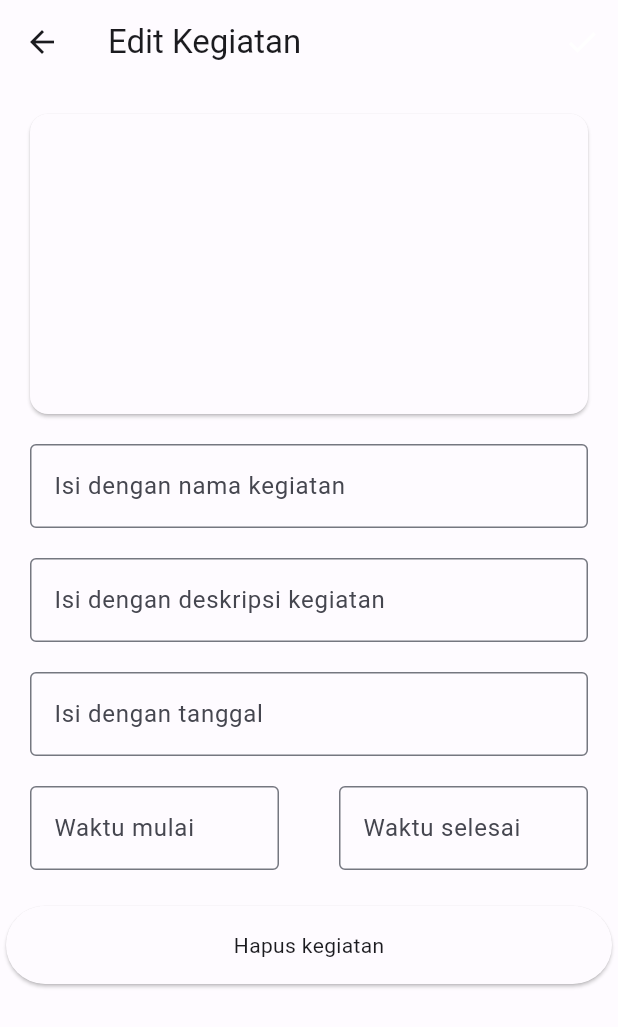
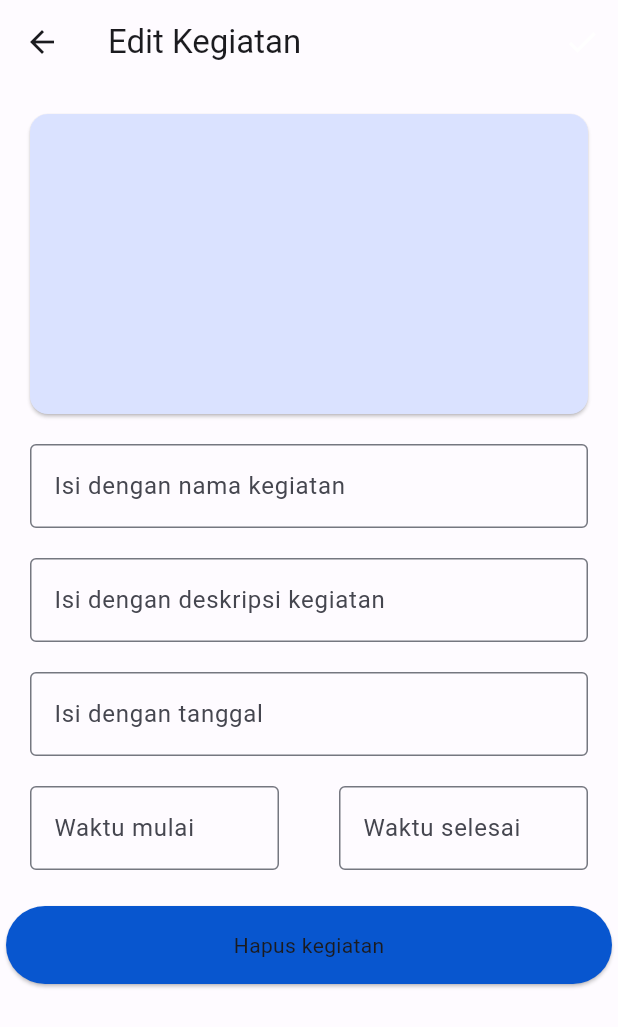
Before and after one commit to ramahartadi/Famizer, a Flutter app: the EventDetail screen opened directly with empty values, tab 2 chosen, after a tap on the "edit" icon, on a phone screen of 412 x 824 dp. Shown: the top 1027 px of the screen. Run offline on Flutter 3.47's test engine with Material 2 defaults, Android fonts, the light colour scheme and no system bars; drawn by our look-alikes of dynamic_color; our stand-ins replace firebase_core, flutter_svg, form_builder_validators, go_router, image_picker, nanoid; missing offline and left inert: about; accounts and stored records are empty.

Commit message:
style(event):add styling

```diff
--- a/package/events/lib/events.dart
+++ b/package/events/lib/events.dart
@@ -1,10 +1,10 @@
 library events;
 
 export 'pages/event_list.dart';
-export 'pages/event.dart';
+export 'model/event.dart';
 export 'pages/event_add.dart';
 export 'pages/event_detail.dart';
 export 'pages/event_edit.dart';
 export 'pages/list.dart';
-export 'pages/chat.dart';
+export 'model/chat.dart';
 export 'pages/chat_list.dart';
--- a/package/events/lib/pages/chat_list.dart
+++ b/package/events/lib/pages/chat_list.dart
@@ -1,4 +1,4 @@
-import 'package:events/pages/chat.dart';
+import 'package:events/model/chat.dart';
 
 List<ChatMessage> messages = [
     ChatMessage(messageContent: "Hi!", messageType: "sender"),
--- a/package/events/lib/pages/event_add.dart
+++ b/package/events/lib/pages/event_add.dart
@@ -1,7 +1,7 @@
 import 'package:events/pages/list.dart';
 import 'package:flutter/material.dart';
 import 'package:intl/intl.dart';
-import 'package:events/pages/event.dart';
+import 'package:events/model/event.dart';
 import 'package:image_picker/image_picker.dart';
 import 'dart:io';
 import 'package:nanoid/nanoid.dart';
@@ -43,7 +43,6 @@ class _EventAddState extends State<EventAdd> {
     dateController.text = "";
     timeStartController.text = "";
     timeEndController.text = "";
-
   }
 
   @override
--- a/package/events/lib/pages/event_detail.dart
+++ b/package/events/lib/pages/event_detail.dart
@@ -1,7 +1,8 @@
-import 'package:events/pages/chat.dart';
+import 'package:events/model/chat.dart';
 import 'package:flutter/material.dart';
 import "package:events/pages/event_edit.dart";
 import 'package:events/pages/chat_list.dart';
+import 'package:theme/theme.dart';
 
 class EventDetail extends StatefulWidget {
   final String id;
@@ -60,7 +61,7 @@ class _EventDetailState extends State<EventDetail> {
                 onPressed: () {
                   Navigator.of(context).push(MaterialPageRoute(
                       builder: (context) => EventEdit(
-                        id:widget.id,
+                            id:widget.id,
                             name: widget.name,
                             desciption: widget.desciption,
                             date: widget.date,
@@ -95,7 +96,7 @@ class _EventDetailState extends State<EventDetail> {
                   Row(
                     children: [
                       SizedBox(width: 10),
-                      Text(widget.name),
+                      Text(widget.name, style: context.headlineSmall),
                     ],
                   ),
                   const SizedBox(height: 10),
@@ -104,14 +105,15 @@ class _EventDetailState extends State<EventDetail> {
                       SizedBox(width: 5),
                       Icon(Icons.schedule),
                       SizedBox(width: 5),
-                      Text(widget.date),
+                      Text(widget.date,style: context.bodySmall?.copyWith(color: context.colors.onSurfaceVariant)),
                       SizedBox(width: 5),
-                      Text("${widget.timeStart} - ${widget.timeEnd}")
+                      Text("${widget.timeStart} - ${widget.timeEnd}",style: context.bodySmall?.copyWith(color: context.colors.onSurfaceVariant))
                     ],
                   ),
                   const SizedBox(height: 10),
                   Row(
-                    children: [SizedBox(width: 10), Text(widget.desciption)],
+                    children: [SizedBox(width: 10), Text(widget.desciption,
+                     style: context.bodyLarge?.copyWith(color: context.colors.onBackground))],
                   )
                 ],
               ),
@@ -121,12 +123,11 @@ class _EventDetailState extends State<EventDetail> {
                 ListView.builder(
                   itemCount: messages.length,
                   shrinkWrap: true,
-                  padding: EdgeInsets.only(top: 10, bottom: 10),
-                  physics: NeverScrollableScrollPhysics(),
+                  padding: const EdgeInsets.only(top: 10, bottom: 10),
                   itemBuilder: (context, index) {
                     return SingleChildScrollView(
                       child: Container(
-                        padding: EdgeInsets.only(
+                        padding: const EdgeInsets.only(
                             left: 14, right: 14, top: 10, bottom: 10),
                         child: Align(
                           alignment: (messages[index].messageType == "receiver"
@@ -135,14 +136,12 @@ class _EventDetailState extends State<EventDetail> {
                           child: Container(
                             decoration: BoxDecoration(
                               borderRadius: BorderRadius.circular(20),
-                              color: (messages[index].messageType == "receiver"
-                                  ? Colors.grey.shade200
-                                  : Colors.blue[200]),
+                              color: context.colors.surfaceVariant
                             ),
-                            padding: EdgeInsets.all(16),
+                            padding: const EdgeInsets.all(16),
                             child: Text(
                               messages[index].messageContent,
-                              style: TextStyle(fontSize: 15),
+                              style: context.bodyMedium?.copyWith(color:context.colors.onSurface),
                             ),
                           ),
                         ),
@@ -153,13 +152,13 @@ class _EventDetailState extends State<EventDetail> {
                 Align(
                   alignment: Alignment.bottomLeft,
                   child: Container(
-                    padding: EdgeInsets.only(left: 10, bottom: 10, top: 10),
+                    padding: const EdgeInsets.only(left: 10, bottom: 10, top: 10),
                     height: 60,
                     width: double.infinity,
                     color: Colors.white,
                     child: Row(
                       children: <Widget>[
-                        SizedBox(
+                        const SizedBox(
                           width: 15,
                         ),
                         Expanded(
@@ -167,11 +166,11 @@ class _EventDetailState extends State<EventDetail> {
                             controller: chat,
                             decoration: InputDecoration(
                                 hintText: "Write message...",
-                                hintStyle: TextStyle(color: Colors.black54),
+                                hintStyle: context.bodySmall?.copyWith(color: context.colors.onBackground),
                                 border: InputBorder.none),
                           ),
                         ),
-                        SizedBox(
+                        const SizedBox(
                           width: 15,
                         ),
                         FloatingActionButton(
@@ -184,13 +183,13 @@ class _EventDetailState extends State<EventDetail> {
                               clearText();
                             });
                           },
-                          child: Icon(
+                          backgroundColor: Colors.white,
+                          elevation: 0,
+                          child: const Icon(
                             Icons.send,
                             color: Colors.white,
                             size: 18,
                           ),
-                          backgroundColor: Colors.blue,
-                          elevation: 0,
                         ),
                       ],
                     ),
--- a/package/events/lib/pages/event_edit.dart
+++ b/package/events/lib/pages/event_edit.dart
@@ -1,8 +1,8 @@
 import 'package:events/pages/list.dart';
 import 'package:flutter/material.dart';
 import 'package:intl/intl.dart';
-import 'package:events/pages/event.dart';
-import 'package:events/pages/event_detail.dart';
+import 'package:events/model/event.dart';
+import 'package:theme/theme.dart';
 
 class EventEdit extends StatefulWidget {
   final String id;
@@ -45,6 +45,16 @@ class _EventEditState extends State<EventEdit> {
   }
 
   @override
+  void dispose() {
+    super.dispose();
+    nameController.dispose();
+    descriptionController.dispose();
+    dateController.dispose();
+    timeStartController.dispose();
+    timeEndController.dispose();
+  }
+
+  @override
   Widget build(BuildContext context) {
     return Scaffold(
         appBar: AppBar(
@@ -75,9 +85,10 @@ class _EventEditState extends State<EventEdit> {
           child: Column(
             children: [
               InkWell(
-                child: const Card(
-                    margin: EdgeInsets.all(20),
-                    child: SizedBox(
+                child: Card(
+                  color: context.colors.primaryContainer,
+                    margin: const EdgeInsets.all(20),
+                    child: const SizedBox(
                       height: 200,
                       width: double.infinity,
                       child: Center(
@@ -214,10 +225,11 @@ class _EventEditState extends State<EventEdit> {
                     Navigator.pop(context);
                     Navigator.pop(context);
                   },
-                  child: const Card(
-                    shape: RoundedRectangleBorder(
+                  child: Card(
+                    color: context.colors.primary,
+                    shape: const RoundedRectangleBorder(
                         borderRadius: BorderRadius.all(Radius.circular(32))),
-                    child: Center(
+                    child: const Center(
                       child: Text("Hapus kegiatan"),
                     ),
                   ),
--- a/pubspec.yaml
+++ b/pubspec.yaml
@@ -42,9 +42,9 @@ dependencies:
   settings:
     path: package/settings
   home:
-        path: package/home
+    path: package/home
   events:
-        path: package/events
+    path: package/events
 
   # The following adds the Cupertino Icons font to your application.
   # Use with the CupertinoIcons class for iOS style icons.
```
Also changed, not shown: package/events/lib/pages/event_list.dart (+28 -19 lines), package/events/lib/model/chat.dart (renamed from package/events/lib/pages/chat.dart), package/events/lib/model/event.dart (renamed from package/events/lib/pages/event.dart), 1 other file.
